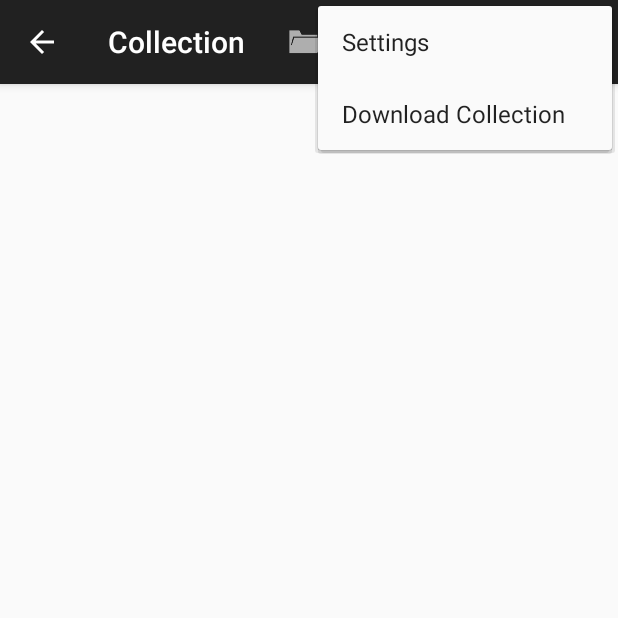
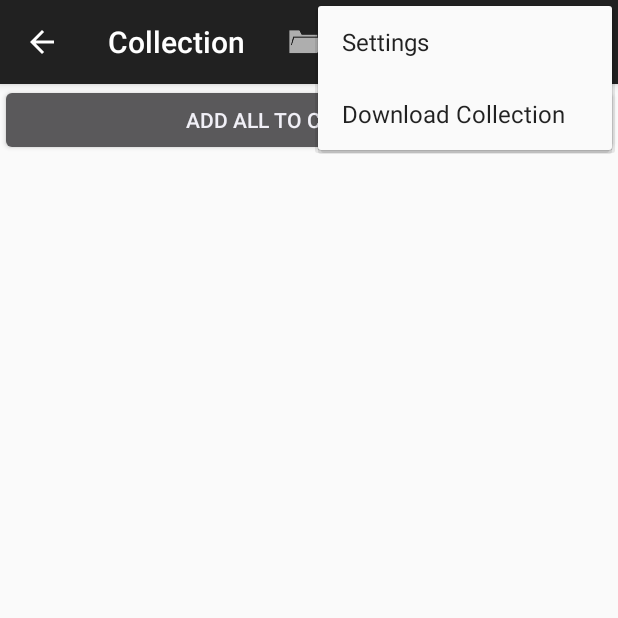
Before and after one commit to jes57/TabletopRoulette, an Android app: the TestListView screen opened directly, with no data from a screen before it, with the options menu open, on a phone screen of 412 x 824 dp, the top half of it. Run offline under Robolectric (Android 15) with nearby library versions, the phone set to English and light mode, and no system bars.

Commit message:
Added an add all button that adds the games with no image

```diff
--- a/app/src/main/java/com/garufa/tabletoproulette/TestListView.java
+++ b/app/src/main/java/com/garufa/tabletoproulette/TestListView.java
@@ -1,5 +1,6 @@
 package com.garufa.tabletoproulette;
 
+import android.app.ActionBar;
 import android.app.AlertDialog;
 import android.app.ProgressDialog;
 import android.content.Context;
@@ -8,14 +9,13 @@ import android.content.Intent;
 import android.graphics.Bitmap;
 import android.os.AsyncTask;
 import android.os.Bundle;
-import android.text.Html;
 import android.util.Log;
-import android.view.LayoutInflater;
 import android.view.View;
+import android.view.ViewGroup;
 import android.widget.AdapterView;
-import android.widget.EditText;
+import android.widget.Button;
+import android.widget.LinearLayout;
 import android.widget.ListView;
-import android.widget.Toast;
 
 import org.xmlpull.v1.XmlPullParserException;
 
@@ -43,7 +43,11 @@ public class TestListView extends BaseActivity {
     Bitmap image;
     DBHandler dbHandler;
 
-    @Override
+    // Dynamic Layout
+    Button button_addGames;
+    LinearLayout layout;
+    LinearLayout.LayoutParams layoutParams;
+
     protected void onCreate(Bundle savedInstanceState) {
         super.onCreate(savedInstanceState);
 
@@ -52,6 +56,27 @@ public class TestListView extends BaseActivity {
 
     private void initialize() {
         setContentView(R.layout.collection_layout);
+        LinearLayout linearLayout = (LinearLayout) findViewById(R.id.collection_linear_layout);
+
+        layoutParams = new LinearLayout.LayoutParams(
+                ViewGroup.LayoutParams.MATCH_PARENT,
+                ViewGroup.LayoutParams.WRAP_CONTENT );
+
+        // Create a button
+        button_addGames = new Button(getApplicationContext());
+        button_addGames.setLayoutParams(layoutParams);
+        button_addGames.setText("Add all to collection");
+        button_addGames.setOnClickListener(new View.OnClickListener() {
+            @Override
+            public void onClick(View v) {
+                showToast("Adding games");
+                for ( Game g : gameObjectsArrayList) {
+                query_url = Constants.URL_BGG_ID_SEARCH + g.get_bgg_id() + Constants.URL_STATS;
+                new InsertXmlTask().execute(query_url);
+                }
+            }
+        });
+        linearLayout.addView(button_addGames);
         dbHandler = new DBHandler(TestListView.this, null, null, DBHandler.DATABASE_VERSION);
 
 
@@ -64,6 +89,8 @@ public class TestListView extends BaseActivity {
         } else {
             query_url = Constants.URL_BGG_TEST_ID;
         }
+
+
         addOrDelete();
     }
 
@@ -153,10 +180,10 @@ public class TestListView extends BaseActivity {
                 }
             });
 
-            for ( Game g : games) {
-                query_url = Constants.URL_BGG_ID_SEARCH + g.get_bgg_id() + Constants.URL_STATS;
-                new InsertXmlTask().execute(query_url);
-            }
+//            for ( Game g : games) {
+//                query_url = Constants.URL_BGG_ID_SEARCH + g.get_bgg_id() + Constants.URL_STATS;
+//                new InsertXmlTask().execute(query_url);
+//            }
             progressDialog.dismiss();
             showToast("Games downloaded successfully.");
 //            startActivity(new Intent(TestListView.this, CollectionListView.class));
@@ -164,6 +191,11 @@ public class TestListView extends BaseActivity {
     }
 
     private class InsertXmlTask extends AsyncTask<String, Void, Game> {
+        @Override
+        protected void onPreExecute() {
+            super.onPreExecute();
+            progressDialog = ProgressDialog.show(TestListView.this, "Wait", "Inserting...");
+        }
         @Override
         protected Game doInBackground(String... urls) {
             try {
@@ -178,10 +210,11 @@ public class TestListView extends BaseActivity {
         @Override
         protected void onPostExecute(Game g) {
             if (dbHandler.addGame(g)){
-                if (image != null){
-                    saveImageInternal(image);
-                }
+//                if (image != null){
+//                    saveImageInternal(image);
+//                }
             }
+            progressDialog.dismiss();
     }
 
 }
--- a/app/src/main/res/layout/collection_layout.xml
+++ b/app/src/main/res/layout/collection_layout.xml
@@ -2,6 +2,10 @@
 <LinearLayout xmlns:android="http://schemas.android.com/apk/res/android"
     android:orientation="vertical" android:layout_width="match_parent"
     android:layout_height="match_parent">
+    <LinearLayout
+        android:orientation="vertical" android:layout_width="match_parent"
+        android:id="@+id/collection_linear_layout"
+        android:layout_height="wrap_content"></LinearLayout>
 
     <ListView
         android:layout_width="match_parent"
```
Also changed, not shown: 1 other file.
